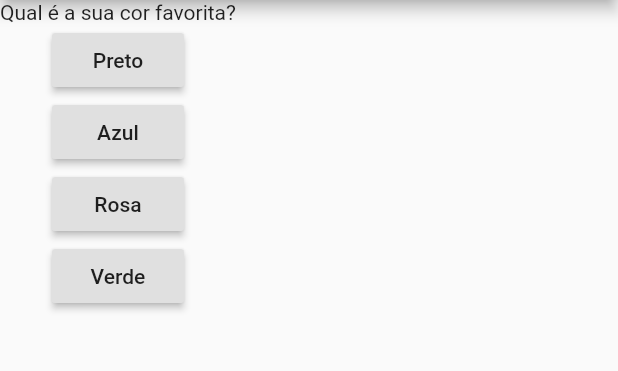
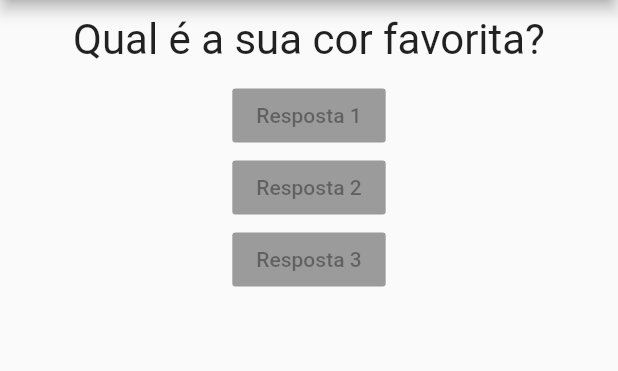
Before and after one commit to Waichiro/quizFlutter, a Flutter app: the screen it shows after launch, on a phone screen of 412 x 824 dp, the part 84-455 px from its top. Run offline on Flutter 3.47's test engine with Material 2 defaults, Android fonts, the phone set to English and light mode, and no system bars.

Commit message:
Adicionando a funcao resposta

```diff
--- a/lib/main.dart
+++ b/lib/main.dart
@@ -1,5 +1,6 @@
 // ignore_for_file: deprecated_member_use, prefer_const_constructors
 import './questao.dart';
+import './resposta.dart';
 import 'package:flutter/material.dart';
 
 main() => runApp(PerguntaApp());
@@ -29,23 +30,10 @@ class _PerguntaAppState extends State<PerguntaApp>{
         body: Column(
           children: [
             Questao(perguntas[_perguntaSelecionada]),
-            RaisedButton(
-              child: Text('Preto'),
-              onPressed: _responder,
-            ),
-            RaisedButton(
-              child: Text('Azul'),
-              onPressed: _responder,
-            ),
+            Resposta('Resposta 1'),
+            Resposta('Resposta 2'),
+            Resposta('Resposta 3'),
 
-            RaisedButton(
-              child: Text('Rosa'),
-              onPressed: _responder,
-            ),
-            RaisedButton(
-              child: Text('Verde'),
-              onPressed: _responder,
-            ),
           ],
         ),
       ),
--- a/lib/questao.dart
+++ b/lib/questao.dart
@@ -8,6 +8,17 @@ class Questao extends StatelessWidget {
 
   @override
   Widget build(BuildContext context) {
-    return Text(texto);
+    return Container(
+      width: double.infinity,
+      margin: EdgeInsets.all(10),
+      child: Text(
+        texto,
+        // ignore: prefer_const_constructors
+        style: TextStyle(
+          fontSize: 28
+        ),
+        textAlign: TextAlign.center,
+        ),
+    );
   }
 }
--- /dev/null
+++ b/lib/resposta.dart
@@ -0,0 +1,20 @@
+// ignore_for_file: deprecated_member_use, prefer_const_constructors
+
+import 'package:flutter/material.dart';
+
+class Resposta extends StatelessWidget {
+
+  final String texto;
+
+  Resposta(this.texto);
+
+
+
+  @override
+  Widget build(BuildContext context) {
+    return RaisedButton(
+              child: Text(texto),
+              onPressed: null,
+            );
+  }
+}
```
